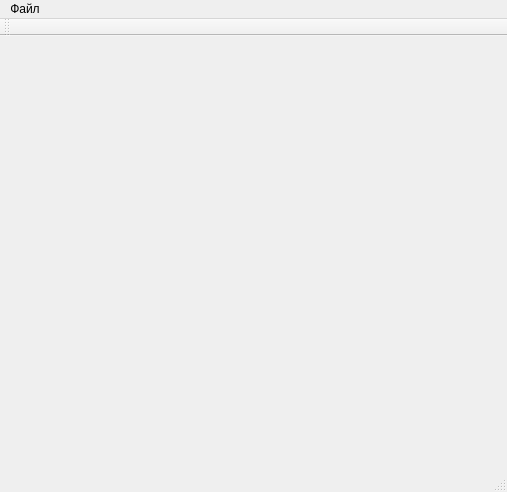
vadimpilyugin/cpp_chess, file ChessGame/gui/mainwindow.ui: the form before one commit.
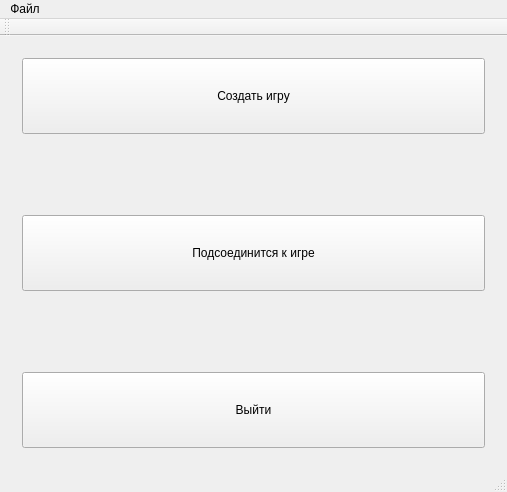
The form after the commit. The open tabs and pages were chosen to show the change.

```diff
--- a/ChessGame/gui/mainwindow.ui
+++ b/ChessGame/gui/mainwindow.ui
@@ -92,9 +92,6 @@
         </item>
        </layout>
       </widget>
-      <widget class="QWidget" name="stackedWidgetPage2" native="true">
-       <layout class="QVBoxLayout" name="verticalLayout_2"/>
-      </widget>
      </widget>
     </item>
    </layout>
```
Left out of the diff: 10 changed lines with no effect on the pictures.
